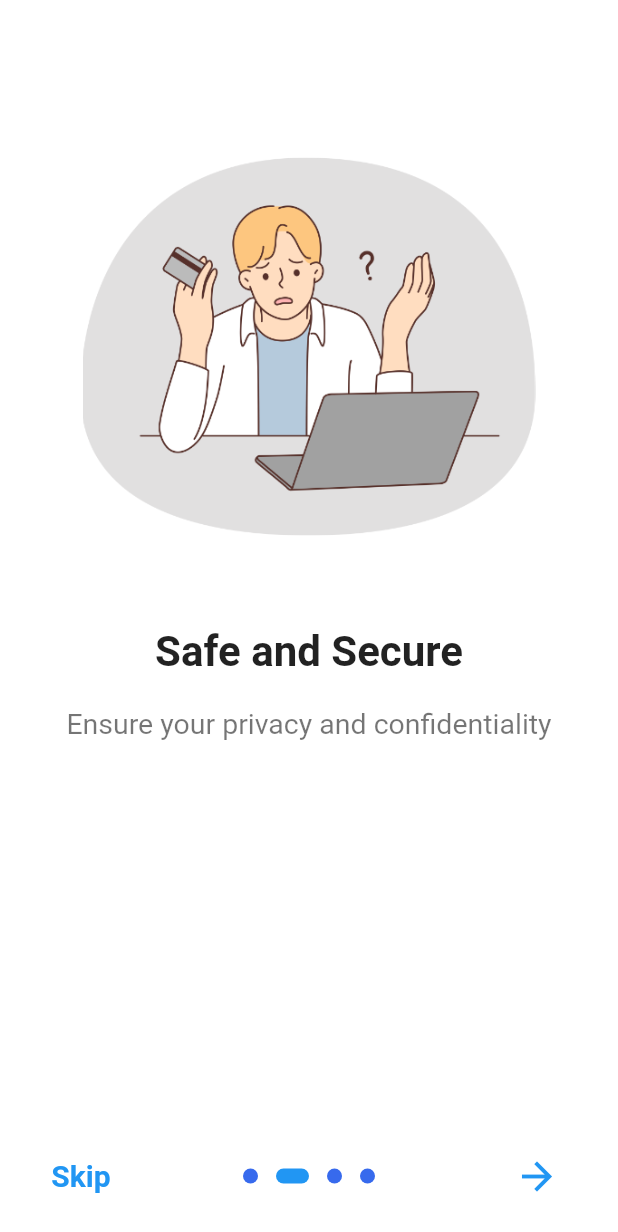
After one commit to ryanthony6/flutter_chatapp, a Flutter app: the screen it shows after launch, after a tap on the "arrow forward" icon, on a phone screen of 412 x 824 dp. The commit adds this screen. Shown: the top 1232 px of the screen. Run offline on Flutter 3.47's test engine with Material 2 defaults, Android fonts, the phone set to English and light mode, and no system bars; drawn by our look-alikes of introduction_screen.

Commit message:
onboardScreen

```diff
--- a/lib/main.dart
+++ b/lib/main.dart
@@ -1,4 +1,6 @@
 import 'package:chatapp/screens/home_screen.dart';
+import 'package:chatapp/screens/onboard_screen.dart';
+import 'package:chatapp/screens/splash_screen.dart';
 import 'package:flutter/material.dart';
 
 void main() {
@@ -25,10 +27,10 @@ class MyApp extends StatelessWidget {
             fontWeight: FontWeight.normal
           ),
           iconTheme: IconThemeData(color: Colors.white),
-          backgroundColor: Color(0xFF75C2F6)
+          backgroundColor: Color(0xFF376AED)
         )
       ),
-      home: const HomeScreen()
+      home: const splashScreen()
     );
   }
 }
--- /dev/null
+++ b/lib/screens/auth/loginPage.dart
@@ -0,0 +1,15 @@
+import 'package:flutter/material.dart';
+
+class loginScreen extends StatefulWidget {
+  const loginScreen({super.key});
+
+  @override
+  State<loginScreen> createState() => _loginScreenState();
+}
+
+class _loginScreenState extends State<loginScreen> {
+  @override
+  Widget build(BuildContext context) {
+    return const Placeholder();
+  }
+}
--- /dev/null
+++ b/lib/screens/auth/registerPage.dart
@@ -0,0 +1,15 @@
+import 'package:flutter/material.dart';
+
+class registerScreen extends StatefulWidget {
+  const registerScreen({super.key});
+
+  @override
+  State<registerScreen> createState() => _registerScreenState();
+}
+
+class _registerScreenState extends State<registerScreen> {
+  @override
+  Widget build(BuildContext context) {
+    return const Placeholder();
+  }
+}
--- a/lib/screens/home_screen.dart
+++ b/lib/screens/home_screen.dart
@@ -14,6 +14,7 @@ class _HomeScreenState extends State<HomeScreen> {
   Widget build(BuildContext context) {
     return Scaffold(
       appBar: AppBar(
+
         leading: const Icon(CupertinoIcons.home),
         title: const Text('cloudTalk'),
         actions: [
--- /dev/null
+++ b/lib/screens/onboard_screen.dart
@@ -0,0 +1,84 @@
+import 'package:chatapp/screens/home_screen.dart';
+import 'package:flutter/material.dart';
+import 'package:introduction_screen/introduction_screen.dart';
+
+class onboardScreen extends StatelessWidget {
+  const onboardScreen({super.key});
+
+  @override
+  Widget build(BuildContext context) {
+     const pageDecoration = PageDecoration(
+      titleTextStyle: TextStyle(fontSize: 28, fontWeight: FontWeight.w700),
+      titlePadding: EdgeInsets.only(top: 20),
+      bodyTextStyle: TextStyle(fontSize: 19,color: Colors.black54),
+      bodyPadding: EdgeInsets.fromLTRB(16.0, 20.0, 16.0, 16.0),
+      pageColor: Colors.white,
+      imagePadding: EdgeInsets.only(top: 80),
+    );
+
+      return IntroductionScreen(
+        globalBackgroundColor: Color(0xFFFFFFFF),
+        allowImplicitScrolling: true,
+        pages: [
+          PageViewModel(
+            title: "Simple and easy to use",
+            body:
+              "As simple as it should be!",
+            image: Image.asset('img/slide1.png',width: 350,),
+            decoration: pageDecoration,
+          ),
+
+          PageViewModel(
+            title: "Safe and Secure",
+            body:
+              "Ensure your privacy and confidentiality",
+            image: Image.asset('img/i.png',width: 350),
+            decoration: pageDecoration,
+          ),
+
+          PageViewModel(
+            title: "Connect yourself with others",
+            body:
+              "Make new friends around the world!",
+            image: Image.asset('img/slide3.png',width: 350),
+            decoration: pageDecoration,
+          ),
+
+          PageViewModel(
+            title: "Start your journey with us!",
+            body:
+              "Explore more and learn more about us!",
+            image: Image.asset('img/slide4.png',width: 350),
+            decoration: pageDecoration,
+          ),
+
+        ],
+        onDone: (){
+          Navigator.pushReplacement(context, MaterialPageRoute(
+            builder: (_) => HomeScreen()
+          ));
+
+        },
+        showSkipButton: true,
+        showNextButton: true,
+        showBackButton: false,
+        showDoneButton: true,
+        dotsFlex: 3,
+        nextFlex: 1,
+        back: Icon(Icons.arrow_back),
+        skip: Text('Skip',style: TextStyle(fontWeight: FontWeight.bold,fontSize: 20)),
+        next: Icon(Icons.arrow_forward,size: 30,),
+        done: Text('Start',style: TextStyle(fontWeight: FontWeight.bold,fontSize: 20)),
+        dotsDecorator: DotsDecorator(
+          size: Size(10, 10),
+          activeSize: Size(22, 10),
+          activeShape: RoundedRectangleBorder(
+            borderRadius: BorderRadius.all(Radius.circular(25))
+          ),
+          color: Color(0xFF376AED),
+        ),
+
+      );
+
+  }
+}
--- /dev/null
+++ b/lib/screens/splash_screen.dart
@@ -0,0 +1,67 @@
+import 'package:chatapp/screens/home_screen.dart';
+import 'package:chatapp/screens/onboard_screen.dart';
+import 'package:flutter/material.dart';
+import 'package:flutter/services.dart';
+
+class splashScreen extends StatefulWidget {
+  const splashScreen({super.key});
+
+  @override
+  State<splashScreen> createState() => _splashScreenState();
+}
+
+class _splashScreenState extends State<splashScreen>
+with SingleTickerProviderStateMixin{
+
+  @override
+  void initState(){
+    super.initState();
+    SystemChrome.setEnabledSystemUIMode(SystemUiMode.immersive);
+
+    Future.delayed(Duration(seconds: 2), () {
+      Navigator.of(context).pushReplacement(
+        MaterialPageRoute(
+          builder: (_) => onboardScreen(),
+        )
+      );
+     }
+    );
+  }
+
+  @override
+  void dispose(){
+    SystemChrome.setEnabledSystemUIMode(SystemUiMode.manual,
+    overlays: SystemUiOverlay.values);
+    super.dispose();
+
+  }
+
+  @override
+  Widget build(BuildContext context) {
+    return Scaffold(
+
+      body: Container(
+
+        width: double.infinity,
+        decoration: BoxDecoration(
+          color: Color(0xFFf5fff9)
+        ),
+        child: Column(
+          mainAxisAlignment: MainAxisAlignment.center,
+          children: [
+            Icon(Icons.cloud,size: 80,color: Color(0xFF376AED)),
+            SizedBox(height: 4),
+            Text('cloudTalk',
+            style: TextStyle(
+              color: Color(0xFF376AED),
+              fontSize: 32,
+              fontWeight: FontWeight.bold
+            ),)
+          ],
+        ),
+
+
+      ),
+    );
+  }
+}
--- a/pubspec.yaml
+++ b/pubspec.yaml
@@ -35,6 +35,7 @@ dependencies:
   # The following adds the Cupertino Icons font to your application.
   # Use with the CupertinoIcons class for iOS style icons.
   cupertino_icons: ^1.0.2
+  introduction_screen: ^3.1.11
 
 dev_dependencies:
   flutter_test:
```
Also changed, not shown: img/i.png (added), img/slide1.png (added), img/slide3.png (added), img/slide4.png (added), img/tes.png (added), pubspec.lock.
